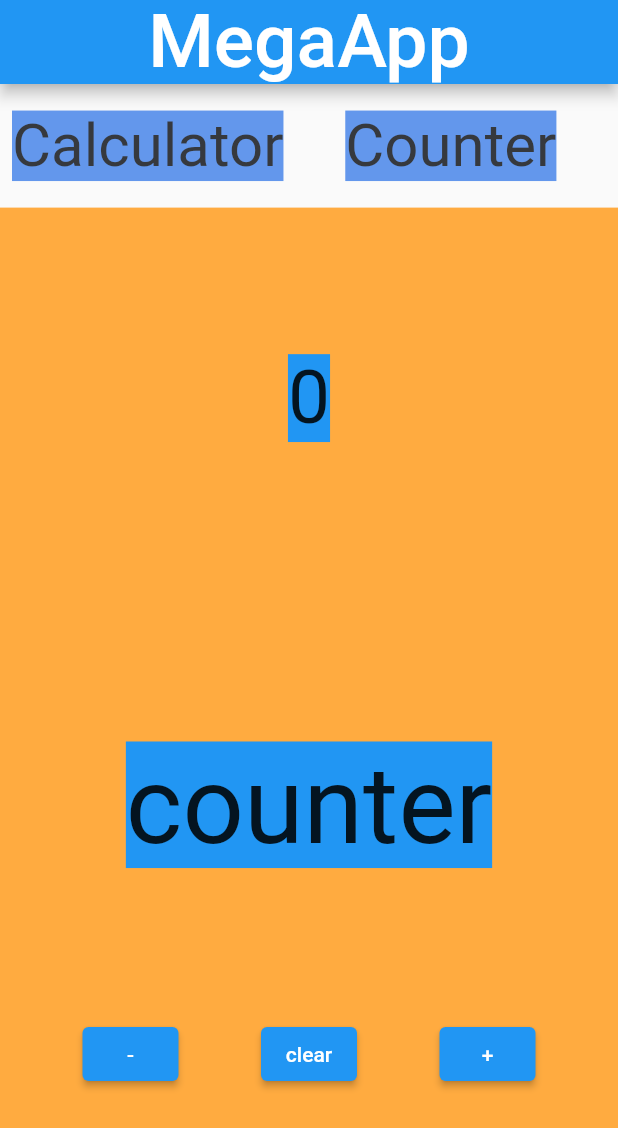
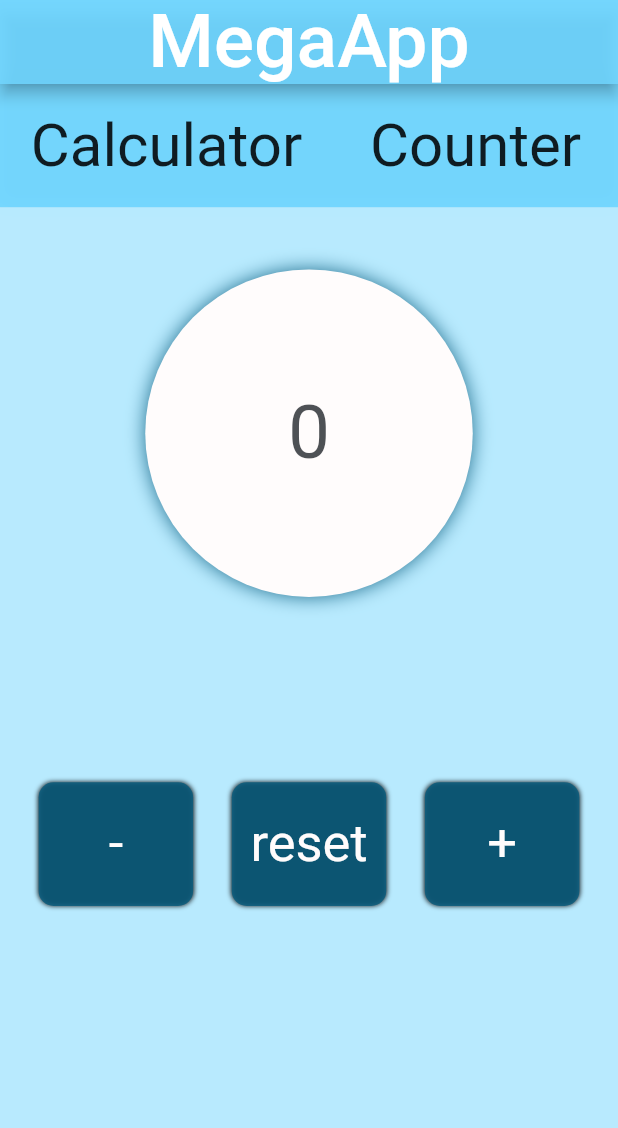
Before and after one commit to R0fael/MegaAppUneted, a Flutter app: the screen it shows after launch, after a tap on "Counter", on a phone screen of 412 x 824 dp. Shown: the top 1128 px of the screen. Run offline on Flutter 3.47's test engine with Material 2 defaults, Android fonts, the phone set to English and light mode, and no system bars; our stand-ins replace get.

Commit message:
first commit

```diff
--- a/lib/controller/home.cl.dart
+++ b/lib/controller/home.cl.dart
@@ -1,67 +1,13 @@
+import 'package:flutter/material.dart';
 import 'package:get/get_state_manager/src/simple/get_controllers.dart';
 
 class HomeCl extends GetxController {
   String page = "Calculator";
+  String style = "Sea";
 
-  showCounter() {
+  show(String name) {
     return (() {
-      page = 'Counter';
-      update();
-    });
-  }
-
-  showTodo() {
-    return (() {
-      page = 'Todo';
-      update();
-    });
-  }
-
-  showCalculator() {
-    return (() {
-      page = 'Calculator';
-      update();
-    });
-  }
-
-  showTimer() {
-    return (() {
-      page = 'Timer';
-      update();
-    });
-  }
-
-  showShop() {
-    return (() {
-      page = 'Shop';
-      update();
-    });
-  }
-
-  showSerch() {
-    return (() {
-      page = 'Serch';
-      update();
-    });
-  }
-
-  showCloud() {
-    return (() {
-      page = 'Cloud';
-      update();
-    });
-  }
-
-  showSettings() {
-    return (() {
-      page = 'Settings';
-      update();
-    });
-  }
-
-  showSetuper() {
-    return (() {
-      page = 'SetUper';
+      page = name;
       update();
     });
   }
--- a/lib/main.dart
+++ b/lib/main.dart
@@ -13,7 +13,9 @@ class MyApp extends StatelessWidget {
   Widget build(BuildContext context) {
     return MaterialApp(
       title: 'home',
-      theme: ThemeData(primarySwatch: Colors.blue, fontFamily: 'Afont'),
+      theme: ThemeData(
+        primarySwatch: Colors.blue, /*fontFamily: 'Afont'*/
+      ),
       home: const Home(),
     );
   }
--- a/lib/pages/calculator.dart
+++ b/lib/pages/calculator.dart
@@ -14,13 +14,13 @@ class Calculator extends StatelessWidget {
           button(String nameButton) {
             return Container(
                 decoration: BoxDecoration(
-                  color: Colors.blue,
+                  color: Color.fromARGB(223, 11, 93, 126),
                   borderRadius: BorderRadius.circular(10.00),
                   boxShadow: const [
                     BoxShadow(
-                        color: Colors.grey,
-                        offset: Offset(-1.0, -1.0),
-                        blurRadius: 4.00),
+                        color: Color.fromARGB(223, 11, 93, 126),
+                        offset: Offset(0, 0),
+                        blurRadius: 2.00),
                   ],
                 ),
                 width: MediaQuery.of(context).size.width * 0.2,
@@ -31,19 +31,22 @@ class Calculator extends StatelessWidget {
                   },
                   child:
                       Text(nameButton, style: TextStyle(color: Colors.white)),
+                  style: ElevatedButton.styleFrom(
+                    primary: Color.fromARGB(223, 11, 93, 126),
+                  ),
                 ));
           }
 
           bigButton(String nameButton) {
             return Container(
                 decoration: BoxDecoration(
-                  color: Colors.blue,
+                  color: Color.fromARGB(223, 11, 93, 126),
                   borderRadius: BorderRadius.circular(10.00),
                   boxShadow: const [
                     BoxShadow(
-                        color: Colors.grey,
-                        offset: Offset(-1.0, -1.0),
-                        blurRadius: 4.00),
+                        color: Color.fromARGB(223, 11, 93, 126),
+                        offset: Offset(0, 0),
+                        blurRadius: 2.00),
                   ],
                 ),
                 width: MediaQuery.of(context).size.width * 0.2,
@@ -54,6 +57,9 @@ class Calculator extends StatelessWidget {
                   },
                   child:
                       Text(nameButton, style: TextStyle(color: Colors.white)),
+                  style: ElevatedButton.styleFrom(
+                    primary: Color.fromARGB(223, 11, 93, 126),
+                  ),
                 ));
           }
 
@@ -65,7 +71,7 @@ class Calculator extends StatelessWidget {
 
           String counter = controller.counter;
           return (Scaffold(
-            backgroundColor: Color.fromARGB(255, 229, 229, 229),
+            backgroundColor: Color.fromARGB(223, 174, 232, 255),
             body: Column(
               children: [
                 Container(
--- a/lib/pages/counter.dart
+++ b/lib/pages/counter.dart
@@ -1,6 +1,7 @@
 import 'package:flutter/material.dart';
 import 'package:get/get_state_manager/get_state_manager.dart';
 import 'package:megaapp/controller/counter.cl.dart';
+import 'package:megaapp/widgets/home/button.widget2.dart';
 
 class Counter extends StatelessWidget {
   const Counter({Key? key}) : super(key: key);
@@ -12,35 +13,44 @@ class Counter extends StatelessWidget {
       builder: (controller) {
         int counter = controller.counter;
         return Scaffold(
-          backgroundColor: Colors.orangeAccent,
+          backgroundColor: Color.fromARGB(223, 174, 232, 255),
           body: Column(
-            mainAxisAlignment: MainAxisAlignment.center,
             children: [
-              Text(
-                '$counter',
-                style: TextStyle(fontSize: 50.00, backgroundColor: Colors.blue),
+              SizedBox(
+                height: MediaQuery.of(context).size.height * 0.05,
               ),
-              const SizedBox(height: 200.00),
-              const Text(
-                'counter',
-                style: TextStyle(fontSize: 72.00, backgroundColor: Colors.blue),
+              Container(
+                width: MediaQuery.of(context).size.width * 0.53,
+                height: MediaQuery.of(context).size.width * 0.53,
+                child: Center(
+                  child: Text(
+                    '$counter',
+                    style: const TextStyle(
+                      fontSize: 50.00,
+                      color: Color(0xE036393E),
+                    ),
+                  ),
+                ),
+                decoration: BoxDecoration(
+                  color: Color.fromARGB(255, 255, 252, 252),
+                  borderRadius: BorderRadius.circular(1000.00),
+                  boxShadow: const [
+                    BoxShadow(
+                        color: Color.fromARGB(223, 11, 93, 126),
+                        offset: Offset(0, 0),
+                        blurRadius: 10.00),
+                  ],
+                ),
               ),
-              const SizedBox(height: 100.00),
+              SizedBox(
+                height: MediaQuery.of(context).size.height * 0.15,
+              ),
               Row(
                 mainAxisAlignment: MainAxisAlignment.spaceEvenly,
                 children: [
-                  ElevatedButton(
-                    onPressed: controller.minus(),
-                    child: const Text("-"),
-                  ),
-                  ElevatedButton(
-                    onPressed: controller.reset(),
-                    child: const Text("clear"),
-                  ),
-                  ElevatedButton(
-                    onPressed: controller.plus(),
-                    child: const Text("+"),
-                  ),
+                  Button2(nameButton: "-", operation: controller.minus()),
+                  Button2(nameButton: "reset", operation: controller.reset()),
+                  Button2(nameButton: "+", operation: controller.plus()),
                 ],
               )
             ],
--- a/lib/pages/home.dart
+++ b/lib/pages/home.dart
@@ -1,6 +1,7 @@
 import 'package:flutter/material.dart';
 import 'package:get/get_state_manager/get_state_manager.dart';
 import 'package:megaapp/controller/home.cl.dart';
+import 'package:megaapp/pages/test.dart';
 import 'package:megaapp/pages/timer.dart';
 import 'package:megaapp/pages/todo.dart';
 import 'package:megaapp/pages/calculator.dart';
@@ -17,9 +18,12 @@ class Home extends StatelessWidget {
       builder: (controller) {
         return Scaffold(
           appBar: AppBar(
+            backgroundColor: Color.fromARGB(223, 98, 210, 255),
             title: const Text(
               "MegaApp",
-              style: TextStyle(fontSize: 50, fontFamily: 'Afont'),
+              style: TextStyle(
+                fontSize: 50,
+              ),
             ),
             centerTitle: true,
           ),
@@ -27,33 +31,36 @@ class Home extends StatelessWidget {
             children: [
               Container(
                   height: MediaQuery.of(context).size.height * 0.1,
+                  decoration: const BoxDecoration(boxShadow: [
+                    BoxShadow(
+                        color: Color.fromARGB(112, 209, 209, 209),
+                        offset: Offset(0.0, -4.0),
+                        blurRadius: 8.00),
+                  ], color: Color.fromARGB(223, 98, 210, 255)),
                   child: ListView(
                     padding: const EdgeInsets.all(8),
                     scrollDirection: Axis.horizontal,
                     children: <Widget>[
                       Button(
                           nameButton: "Calculator",
-                        operation: controller.showCalculator()),
+                          operation: controller.show("Calculator")),
                       Button(
                           nameButton: "Counter",
-                        operation: controller.showCounter()),
+                          operation: controller.show("Counter")),
                       Button(
-                        nameButton: "Todo", operation: controller.showTodo()),
+                          nameButton: "Todo",
+                          operation: controller.show("Todo")),
                       Button(
-                        nameButton: "Timer", operation: controller.showTimer()),
-                    Button(
-                        nameButton: "Serch", operation: controller.showTimer()),
-                    Button(
-                        nameButton: "Shop", operation: controller.showShop()),
-                    Button(
-                        nameButton: "Setuper",
-                        operation: controller.showSetuper()),
+                          nameButton: "Timer",
+                          operation: controller.show("Timer")),
                       Button(
                           nameButton: "Settings",
-                        operation: controller.showSettings()),
+                          operation: controller.show("Settings")),
+                      Button(
+                          nameButton: "Test",
+                          operation: controller.show("Test")),
                     ],
-                ),
-              ),
+                  )),
               Expanded(child: getCurrentWidget(controller.page))
             ],
           ),
@@ -75,6 +82,9 @@ class Home extends StatelessWidget {
     if (page == "Timer") {
       return TimerP();
     }
+    if (page == "Test") {
+      return Test();
+    }
     return SizedBox();
   }
 }
--- /dev/null
+++ b/lib/widgets/Pereliv.widget.dart
@@ -0,0 +1,74 @@
+import 'package:flutter/material.dart';
+import 'package:get/get_state_manager/get_state_manager.dart';
+
+import 'dart:async';
+//by Roman Slobodchickov;
+
+//by Roman Slobodchickov;
+
+class PerelivCl extends GetxController {
+  //Values
+  int r = 225;
+  int g = 0;
+  int b = 0;
+  Timer? timer;
+  //gradient
+  RomanSlobodchickov() {
+    print("ъуъ :D");
+  }
+
+  void tap() {
+    //by Roman Slobodchickov;
+    timer = Timer.periodic(const Duration(milliseconds: 100), (_) {
+      if (r > 0 && b == 0) {
+        r -= 5;
+        g += 5;
+        RomanSlobodchickov();
+        //by Roman Slobodchickov;
+      } else if (g > 2) {
+        g -= 5;
+        b += 5;
+        RomanSlobodchickov();
+        //by Roman Slobodchickov;
+      } else if (b > 0) {
+        b -= 5;
+        r += 5;
+        RomanSlobodchickov();
+        //by Roman Slobodchickov;
+      }
+      //by Roman Slobodchickov;
+      update();
+    });
+  }
+}
+
+//by Roman Slobodchickov;
+class Button extends StatelessWidget {
+  const Button({Key? key, required this.nameButton, required this.operation})
+      : super(key: key);
+
+  final String nameButton;
+  final VoidCallback operation;
+
+  @override
+  Widget build(BuildContext context) {
+    return GetBuilder<PerelivCl>(
+      init: PerelivCl(),
+      builder: (controller) {
+        return ElevatedButton(
+          onPressed: () {
+            () {
+              controller.tap();
+              operation();
+            };
+          },
+          child: Text(nameButton),
+          style: ElevatedButton.styleFrom(
+            primary:
+                Color.fromARGB(225, controller.r, controller.g, controller.b),
+          ),
+        );
+      },
+    );
+  }
+}
--- a/lib/widgets/home/button.widget.dart
+++ b/lib/widgets/home/button.widget.dart
@@ -19,15 +19,12 @@ class Button extends StatelessWidget {
               operation();
             },
             child: Row(children: [
-              Container(
-                color: Color.fromARGB(255, 99, 151, 236),
-                child: Text(nameButton,
-                    style: const TextStyle(
-                        color: Color.fromARGB(255, 54, 57, 62), fontSize: 40)),
+              SizedBox(
+                width: MediaQuery.of(context).size.width * 0.5,
+                child: Center(
+                  child: Text(nameButton, style: const TextStyle(fontSize: 40)),
+                ),
               ),
-              SizedBox(
-                width: MediaQuery.of(context).size.width * 0.1,
-              )
             ]));
       },
     );
--- /dev/null
+++ b/lib/widgets/home/button.widget2.dart
@@ -0,0 +1,48 @@
+import 'package:flutter/material.dart';
+import 'package:get/get_state_manager/get_state_manager.dart';
+import 'package:megaapp/controller/home.cl.dart';
+
+class Button2 extends StatelessWidget {
+  const Button2({Key? key, required this.nameButton, required this.operation})
+      : super(key: key);
+
+  final String nameButton;
+  final VoidCallback operation;
+
+  @override
+  Widget build(BuildContext context) {
+    return GetBuilder<HomeCl>(
+      init: HomeCl(),
+      builder: (controller) {
+        return InkWell(
+            onTap: () {
+              operation();
+            },
+            child: Row(children: [
+              Container(
+                width: MediaQuery.of(context).size.width * 0.25,
+                height: MediaQuery.of(context).size.width * 0.2,
+                child: Expanded(
+                  child: Center(
+                    child: Text(nameButton,
+                        style: const TextStyle(
+                            color: Color.fromARGB(255, 255, 252, 252),
+                            fontSize: 35)),
+                  ),
+                ),
+                decoration: BoxDecoration(
+                  borderRadius: BorderRadius.circular(10.00),
+                  color: Color.fromARGB(223, 11, 93, 126),
+                  boxShadow: const [
+                    BoxShadow(
+                        color: Color.fromARGB(224, 0, 0, 0),
+                        offset: Offset(0, 0),
+                        blurRadius: 2.00),
+                  ],
+                ),
+              ),
+            ]));
+      },
+    );
+  }
+}
--- a/pubspec.yaml
+++ b/pubspec.yaml
@@ -29,11 +29,13 @@ environment:
 dependencies:
   get: ^4.6.5
   flutter:
+
     sdk: flutter
 
 flutter:
+  uses-material-design: true
   fonts:
-   - family: Schyler
+   - family: Afont
      fonts:
        - asset: fonts/afont.ttf
 
@@ -56,7 +58,7 @@ dev_dependencies:
   # The following line ensures that the Material Icons font is
   # included with your application, so that you can use the icons in
   # the material Icons class.
-uses-material-design: true
+
 
   # To add assets to your application, add an assets section, like this:
   # assets:
```
Also changed, not shown: lib/controller/test.cl.dart (added, +25 -0 lines), lib/controller/timer.cl.dart (+15 -0 lines), lib/pages/test.dart (added, +27 -0 lines), lib/pages/timer.dart (+32 -15 lines), lib/pages/todo.dart (+7 -4 lines), lib/widgets/Pereliv.cl.dart (added, +42 -0 lines), lib/widgets/timer/Tb.widget.dart (+15 -10 lines). Lines whose indentation alone changed are shown as unchanged.
